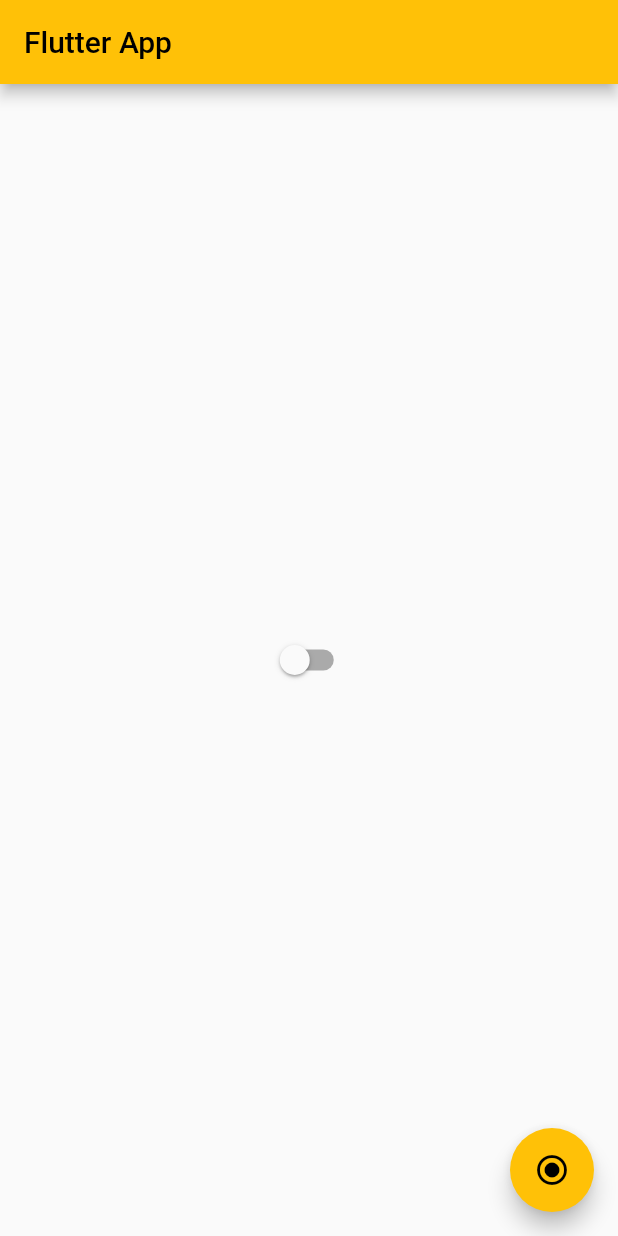
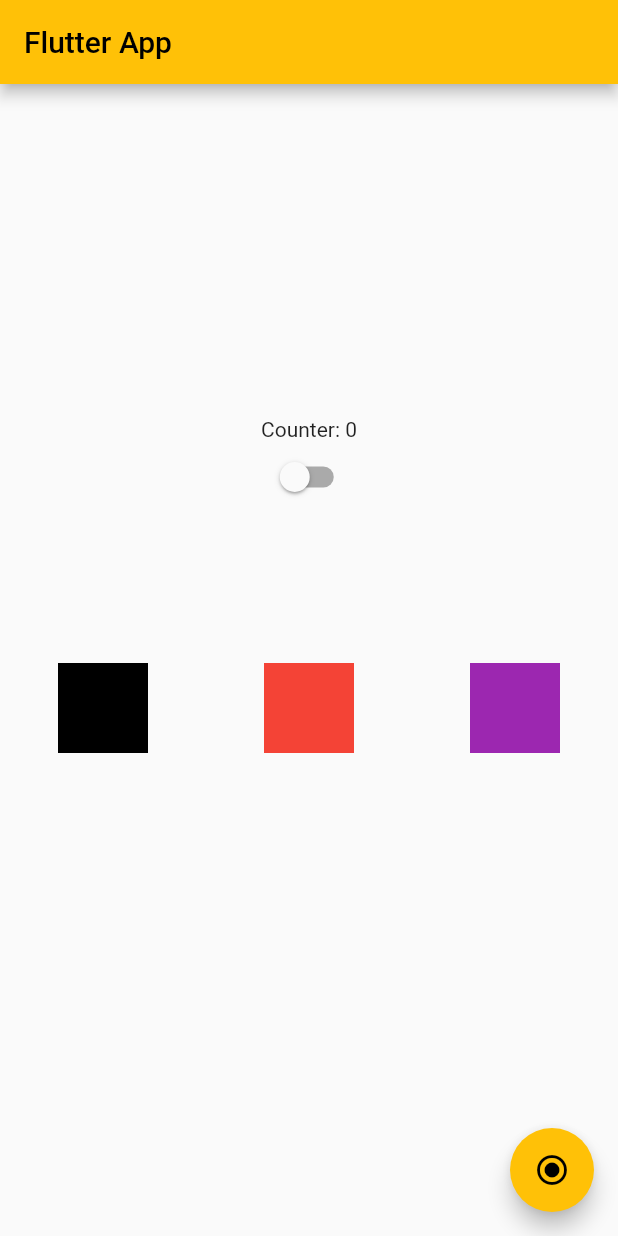
Before and after one commit to LucasMonir/Flutter-First-Project, a Flutter app: the screen it shows after launch, on a phone screen of 412 x 824 dp. Run offline on Flutter 3.47's test engine with Material 2 defaults, Android fonts, the phone set to English and light mode, and no system bars.

Commit message:
Learning to use rows, columns and spacing!

```diff
--- a/lib/home_page.dart
+++ b/lib/home_page.dart
@@ -1,6 +1,4 @@
 import 'package:flutter/material.dart';
-import 'package:flutter/rendering.dart';
-import 'package:flutter/widgets.dart';
 import 'package:projeto_teste/app_controller.dart';
 
 class HomePage extends StatefulWidget {
@@ -24,12 +22,39 @@ class HomePageState extends State<HomePage> {
           child: const Text('Flutter App'),
         ),
       ),
-      body: Center(
-        child: Switch(
-          value: AppController.instance.isDarkTheme,
-          onChanged: (value) {
-            AppController.instance.changeTheme();
-          },
+      body: SizedBox(
+        width: double.infinity,
+        height: double.infinity,
+        child: Column(
+          mainAxisAlignment: MainAxisAlignment.center,
+          crossAxisAlignment: CrossAxisAlignment.center,
+          children: [
+            Text('Counter: $counter'),
+            const CustomSwitcher(),
+            Container(
+              margin: const EdgeInsets.symmetric(vertical: 100),
+              child: Row(
+                mainAxisAlignment: MainAxisAlignment.spaceAround,
+                children: [
+                  Container(
+                    width: 60,
+                    height: 60,
+                    color: Colors.black,
+                  ),
+                  Container(
+                    width: 60,
+                    height: 60,
+                    color: Colors.red,
+                  ),
+                  Container(
+                    width: 60,
+                    height: 60,
+                    color: Colors.purple,
+                  ),
+                ],
+              ),
+            )
+          ],
         ),
       ),
       floatingActionButton: FloatingActionButton(
@@ -43,3 +68,17 @@ class HomePageState extends State<HomePage> {
     );
   }
 }
+
+class CustomSwitcher extends StatelessWidget {
+  const CustomSwitcher({super.key});
+
+  @override
+  Widget build(BuildContext context) {
+    return Switch(
+      value: AppController.instance.isDarkTheme,
+      onChanged: (value) {
+        AppController.instance.changeTheme();
+      },
+    );
+  }
+}
```
